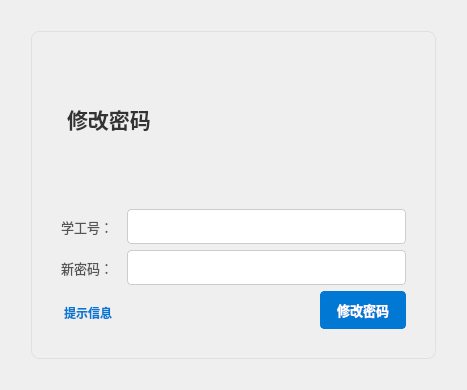
Before: the Qt Designer form view/RegisterCenter/changepasswordadmin.ui in JunWang666/LabNexus, drawn with Qt 5.
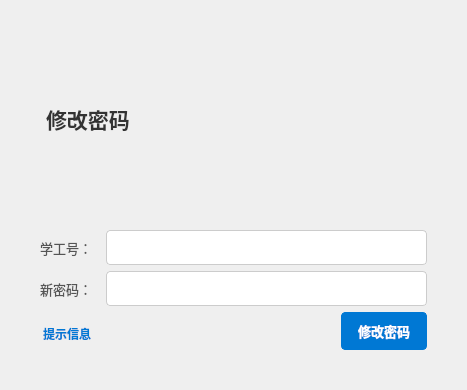
After: the same form once the commit is applied.

Commit message: [优化] 管理员修改密码界面：主框架样式调整为无边框，移除多余样式属性，新增 Mica 效果提升视觉一致性

The edit to the form file:
```diff
--- a/view/RegisterCenter/changepasswordadmin.ui
+++ b/view/RegisterCenter/changepasswordadmin.ui
@@ -24,12 +24,10 @@
                 /* --- 主框架 (QFrame) 的样式 --- */
                 QFrame#frame {
                 background-color: transparent; /* 白色背景，突出内容 */
-                border: 1px solid #E0E0E0; /* 精细的浅灰色边框 */
+                border: 0px solid #E0E0E0; /* 精细的浅灰色边框 */
                 border-radius: 8px; /* 柔和的圆角 */
                 margin: 20px; /* 距离窗口边缘的边距 */
-                padding: 20px; /* 内部填充 */
-                /* 简单的阴影效果，增加层次感 */
-                box-shadow: 0 4px 8px rgba(0, 0, 0, 0.05);
+                、
                 }
 
                 /* --- 标题 (修改密码 Label) 的样式 --- */
```
The commit also changes 1 other file.
